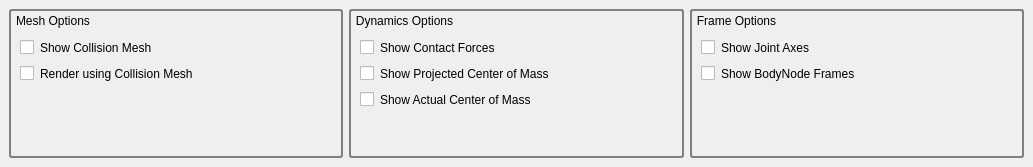
Qt form qtWidgets/ui/visualization_tab.ui (golems/grip2) before a commit.
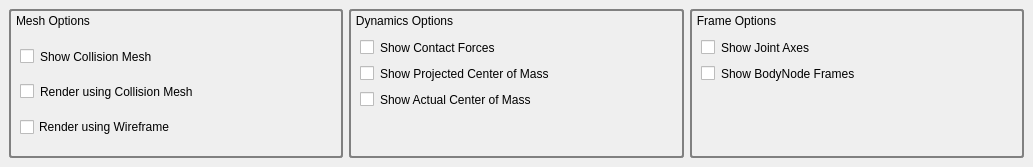
The same form after that commit.

Commit message: added wireframe mesh option

```diff
--- a/qtWidgets/ui/visualization_tab.ui
+++ b/qtWidgets/ui/visualization_tab.ui
@@ -131,17 +131,28 @@
         </layout>
        </item>
        <item>
-        <spacer name="verticalSpacer">
+        <layout class="QHBoxLayout" name="horizontalLayout_9">
+         <item>
+          <widget class="QCheckBox" name="checkBoxRenderWireframe">
+           <property name="text">
+            <string>Render using Wireframe</string>
+           </property>
+          </widget>
+         </item>
+         <item>
+          <spacer name="horizontalSpacer_8">
          <property name="orientation">
-          <enum>Qt::Vertical</enum>
+            <enum>Qt::Horizontal</enum>
          </property>
          <property name="sizeHint" stdset="0">
           <size>
-           <width>20</width>
-           <height>28</height>
+             <width>40</width>
+             <height>20</height>
           </size>
          </property>
         </spacer>
+         </item>
+        </layout>
        </item>
       </layout>
      </widget>
```
Lines whose indentation alone changed are shown as unchanged.
